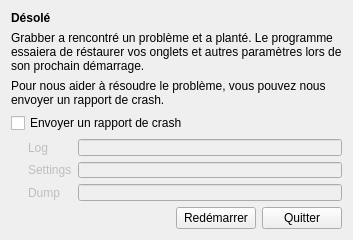
The window that CrashReporter/mainwindow.ui (Bionus/imgbrd-grabber) describes before a commit, drawn with Qt 5.
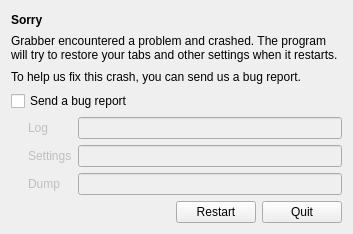
The same window after the commit. Icons and pictures are not drawn.

Commit message: English string in Crash Reporter

Diff of the .ui file:
```diff
--- a/CrashReporter/mainwindow.ui
+++ b/CrashReporter/mainwindow.ui
@@ -7,7 +7,7 @@
     <x>0</x>
     <y>0</y>
     <width>353</width>
-    <height>240</height>
+    <height>234</height>
    </rect>
   </property>
   <property name="windowTitle">
@@ -21,8 +21,11 @@
    <layout class="QVBoxLayout" name="verticalLayout">
     <item>
      <widget class="QLabel" name="label">
+      <property name="styleSheet">
+       <string notr="true">font-weight:bold</string>
+      </property>
       <property name="text">
-       <string>&lt;b&gt;Désolé&lt;/b&gt;</string>
+       <string>Sorry</string>
       </property>
       <property name="wordWrap">
        <bool>true</bool>
@@ -38,7 +41,7 @@
        </sizepolicy>
       </property>
       <property name="text">
-       <string>Grabber a rencontré un problème et a planté. Le programme essaiera de réstaurer vos onglets et autres paramètres lors de son prochain démarrage.</string>
+       <string>Grabber encountered a problem and crashed. The program will try to restore your tabs and other settings when it restarts.</string>
       </property>
       <property name="wordWrap">
        <bool>true</bool>
@@ -54,7 +57,7 @@
        </sizepolicy>
       </property>
       <property name="text">
-       <string>Pour nous aider à résoudre le problème, vous pouvez nous envoyer un rapport de crash.</string>
+       <string>To help us fix this crash, you can send us a bug report.</string>
       </property>
       <property name="wordWrap">
        <bool>true</bool>
@@ -64,7 +67,7 @@
     <item>
      <widget class="QCheckBox" name="checkSend">
       <property name="text">
-       <string>Envoyer un rapport de crash</string>
+       <string>Send a bug report</string>
       </property>
      </widget>
     </item>
@@ -149,14 +152,14 @@
       <item>
        <widget class="QPushButton" name="buttonRestart">
         <property name="text">
-         <string>Redémarrer</string>
+         <string>Restart</string>
         </property>
        </widget>
       </item>
       <item>
        <widget class="QPushButton" name="buttonQuit">
         <property name="text">
-         <string>Quitter</string>
+         <string>Quit</string>
         </property>
        </widget>
       </item>
```
The commit also changes 3 other files.
